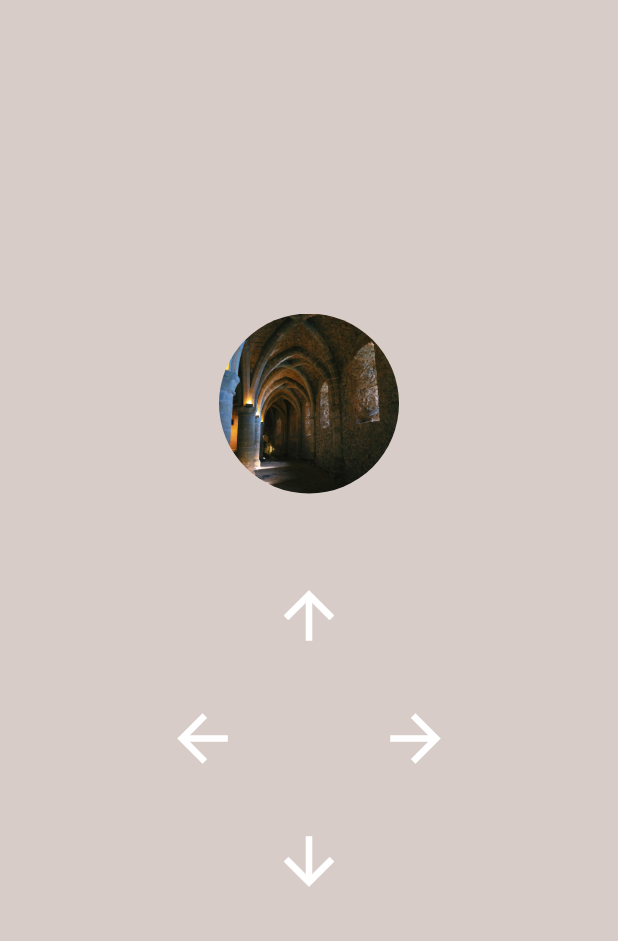
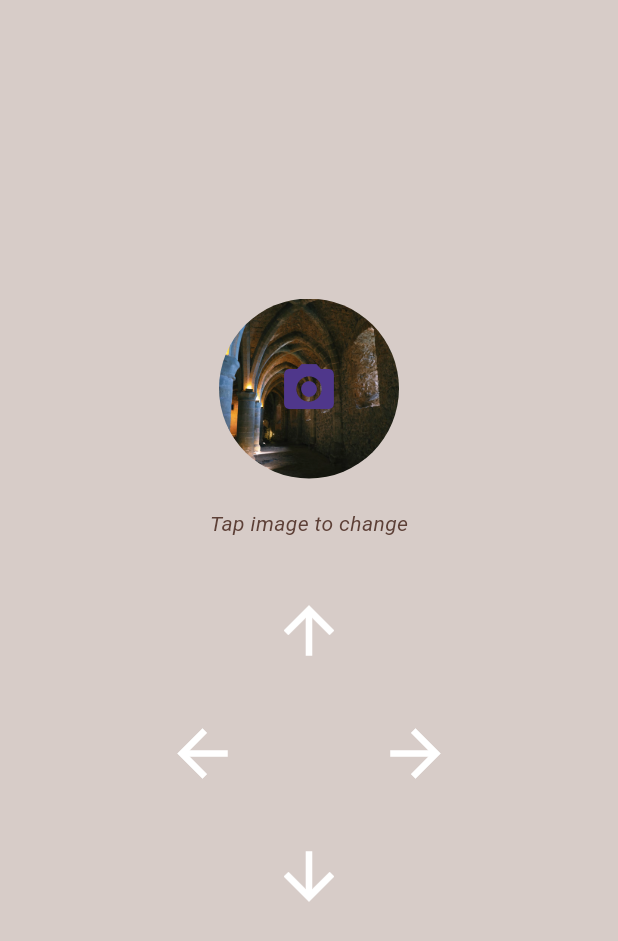
Before and after one commit to iremyasar01/NeonAcademy, a Flutter app: the MazeScreen screen opened directly, after a tap on the "arrow upward" icon, on a phone screen of 412 x 824 dp. Shown: the top 941 px of the screen. Run offline on Flutter 3.47's test engine with Material 3 defaults, Android fonts, the phone set to English and light mode, and no system bars; our stand-ins replace image_picker, shared_preferences; missing offline and left inert: notification_center; accounts and stored records are empty.

Commit message:
added image picker

```diff
--- a/neonapp/lib/screens/maze_screen.dart
+++ b/neonapp/lib/screens/maze_screen.dart
@@ -1,12 +1,15 @@
+import 'dart:io';
 import 'package:flutter/material.dart';
+import 'package:image_picker/image_picker.dart';
 import 'package:neonapp/screens/succes_screen.dart';
 import 'package:neonapp/widgets/transition.dart';
 import '../widgets/direction_button.dart';
 
 class MazeScreen extends StatefulWidget {
   final int step;
+  final XFile? selectedImage; // Resim seçimi için eklendi
 
-  const MazeScreen({super.key, required this.step});
+  const MazeScreen({super.key, required this.step, this.selectedImage});
 
   @override
   State<MazeScreen> createState() => _MazeScreenState();
@@ -23,6 +26,23 @@ class _MazeScreenState extends State<MazeScreen> {
     'left'
   ];
   bool _isTrapped = false;
+  XFile? _selectedImage;
+  final ImagePicker _picker = ImagePicker();
+
+  @override
+  void initState() {
+    super.initState();
+    _selectedImage = widget.selectedImage;
+  }
+
+  Future<void> _pickImage() async {
+    final XFile? image = await _picker.pickImage(source: ImageSource.gallery);
+    if (image != null) {
+      setState(() {
+        _selectedImage = image;
+      });
+    }
+  }
 
   void _navigate(String direction) {
     if (_isTrapped) return;
@@ -31,12 +51,15 @@ class _MazeScreenState extends State<MazeScreen> {
       if (widget.step == correctPath.length - 1) {
         Navigator.pushReplacement(
           context,
-          createFadeRoute(const SuccessScreen()),
+          createFadeRoute(SuccessScreen(selectedImage: _selectedImage)),
         );
       } else {
         Navigator.push(
           context,
-          _getDirectionRoute(direction, MazeScreen(step: widget.step + 1)),
+          _getDirectionRoute(
+            direction,
+            MazeScreen(step: widget.step + 1, selectedImage: _selectedImage),
+          ),
         );
       }
     } else {
@@ -45,7 +68,7 @@ class _MazeScreenState extends State<MazeScreen> {
         if (!mounted) return;
         Navigator.pushAndRemoveUntil(
           context,
-          createFadeRoute(const MazeScreen(step: 0)),
+          createFadeRoute(MazeScreen(step: 0, selectedImage: _selectedImage)),
           (Route<dynamic> route) => false,
         );
       });
@@ -77,12 +100,29 @@ class _MazeScreenState extends State<MazeScreen> {
             child: Column(
               mainAxisAlignment: MainAxisAlignment.center,
               children: [
-                const CircleAvatar(
-                  radius: 60,
-                  backgroundImage: AssetImage('assets/images/maze.jpeg'),
-                  backgroundColor: Colors.transparent,
+                GestureDetector(
+                  onTap: _pickImage,
+                  child: CircleAvatar(
+                    radius: 60,
+                    backgroundImage: _selectedImage != null
+                        ? FileImage(File(_selectedImage!.path))
+                        : const AssetImage('assets/images/maze.jpeg')
+                            as ImageProvider,
+                    backgroundColor: Colors.transparent,
+                    child: _selectedImage == null
+                        ? const Icon(Icons.camera_alt, size: 40)
+                        : null,
+                  ),
                 ),
-                const SizedBox(height: 40),
+                const SizedBox(height: 20),
+                Text(
+                  "Tap image to change",
+                  style: TextStyle(
+                    color: Colors.brown[700],
+                    fontStyle: FontStyle.italic,
+                  ),
+                ),
+                const SizedBox(height: 20),
                 Column(
                   mainAxisSize: MainAxisSize.min,
                   children: [
--- a/neonapp/lib/widgets/maze_background.dart
+++ b/neonapp/lib/widgets/maze_background.dart
@@ -1,4 +1,4 @@
-import 'package:flutter/material.dart';
+/*import 'package:flutter/material.dart';
 
 class MazeBackground extends StatelessWidget {
   const MazeBackground({super.key});
@@ -32,3 +32,4 @@ class MazeBackground extends StatelessWidget {
     );
   }
 }
+*/
--- a/neonapp/pubspec.yaml
+++ b/neonapp/pubspec.yaml
@@ -37,6 +37,7 @@ dependencies:
   cupertino_icons: ^1.0.8
   intl: ^0.20.2
   http: ^1.4.0
+  image_picker: ^1.1.2
 
 
 dev_dependencies:
```
Also changed, not shown: neonapp/lib/screens/succes_screen.dart (+9 -4 lines), 7 other files.
